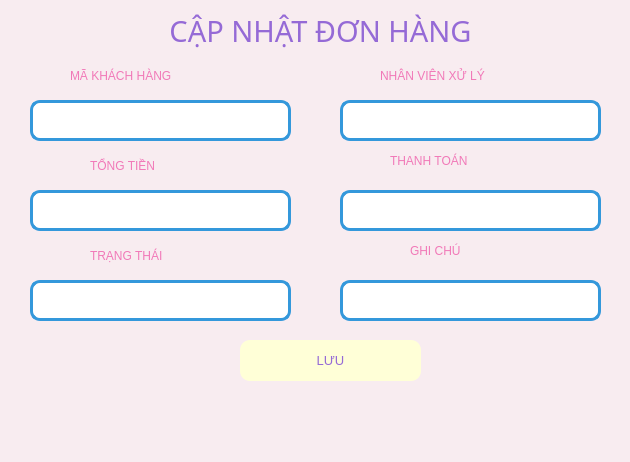
Before: the Qt Designer form Donhang/updateDH.ui in minhngoc22/Pet-Store, drawn with Qt 5.
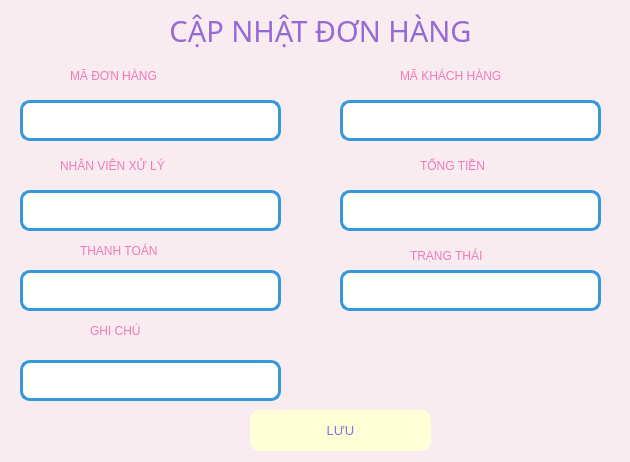
After: the same form once the commit is applied. Icons and pictures are not drawn.

```diff
--- a/Donhang/updateDH.ui
+++ b/Donhang/updateDH.ui
@@ -19,8 +19,8 @@
   <widget class="QLabel" name="label_6">
    <property name="geometry">
     <rect>
-     <x>410</x>
-     <y>240</y>
+     <x>90</x>
+     <y>320</y>
      <width>101</width>
      <height>21</height>
     </rect>
@@ -37,7 +37,7 @@
   <widget class="QTextEdit" name="txt_tongtien">
    <property name="geometry">
     <rect>
-     <x>30</x>
+     <x>340</x>
      <y>190</y>
      <width>261</width>
      <height>41</height>
@@ -52,9 +52,9 @@
   <widget class="QLabel" name="label">
    <property name="geometry">
     <rect>
-     <x>380</x>
-     <y>60</y>
-     <width>191</width>
+     <x>60</x>
+     <y>150</y>
+     <width>141</width>
      <height>31</height>
     </rect>
    </property>
@@ -70,8 +70,8 @@
   <widget class="QComboBox" name="cbo_nvxl">
    <property name="geometry">
     <rect>
-     <x>340</x>
-     <y>100</y>
+     <x>20</x>
+     <y>190</y>
      <width>261</width>
      <height>41</height>
     </rect>
@@ -103,8 +103,8 @@
   <widget class="QPushButton" name="btn_luu">
    <property name="geometry">
     <rect>
-     <x>240</x>
-     <y>340</y>
+     <x>250</x>
+     <y>410</y>
      <width>181</width>
      <height>41</height>
     </rect>
@@ -153,9 +153,9 @@
   <widget class="QLabel" name="label_4">
    <property name="geometry">
     <rect>
-     <x>90</x>
+     <x>410</x>
      <y>240</y>
-     <width>141</width>
+     <width>101</width>
      <height>31</height>
     </rect>
    </property>
@@ -171,8 +171,8 @@
   <widget class="QComboBox" name="cbo_thanhtoan">
    <property name="geometry">
     <rect>
-     <x>340</x>
-     <y>190</y>
+     <x>20</x>
+     <y>270</y>
      <width>261</width>
      <height>41</height>
     </rect>
@@ -204,9 +204,9 @@
   <widget class="QLabel" name="label_3">
    <property name="geometry">
     <rect>
-     <x>390</x>
-     <y>150</y>
-     <width>151</width>
+     <x>80</x>
+     <y>240</y>
+     <width>111</width>
      <height>21</height>
     </rect>
    </property>
@@ -222,8 +222,8 @@
   <widget class="QComboBox" name="cbo_trangthai">
    <property name="geometry">
     <rect>
-     <x>30</x>
-     <y>280</y>
+     <x>340</x>
+     <y>270</y>
      <width>261</width>
      <height>41</height>
     </rect>
@@ -255,9 +255,9 @@
   <widget class="QLabel" name="label_2">
    <property name="geometry">
     <rect>
-     <x>90</x>
+     <x>420</x>
      <y>150</y>
-     <width>121</width>
+     <width>91</width>
      <height>31</height>
     </rect>
    </property>
@@ -273,9 +273,9 @@
   <widget class="QLabel" name="label_5">
    <property name="geometry">
     <rect>
-     <x>70</x>
+     <x>400</x>
      <y>60</y>
-     <width>211</width>
+     <width>141</width>
      <height>31</height>
     </rect>
    </property>
@@ -291,7 +291,7 @@
   <widget class="QTextEdit" name="txt_maKH">
    <property name="geometry">
     <rect>
-     <x>30</x>
+     <x>340</x>
      <y>100</y>
      <width>261</width>
      <height>41</height>
@@ -306,8 +306,8 @@
   <widget class="QTextEdit" name="txt_note">
    <property name="geometry">
     <rect>
-     <x>340</x>
-     <y>280</y>
+     <x>20</x>
+     <y>360</y>
      <width>261</width>
      <height>41</height>
     </rect>
@@ -318,6 +318,39 @@
         background-color: #ffffff</string>
    </property>
   </widget>
+  <widget class="QTextEdit" name="txt_maDH">
+   <property name="geometry">
+    <rect>
+     <x>20</x>
+     <y>100</y>
+     <width>261</width>
+     <height>41</height>
+    </rect>
+   </property>
+   <property name="styleSheet">
+    <string notr="true">border-radius: 10px;
+        border: 3px solid #3498db;  /* Viền xanh dương */
+        background-color: #ffffff</string>
+   </property>
+  </widget>
+  <widget class="QLabel" name="label_7">
+   <property name="geometry">
+    <rect>
+     <x>70</x>
+     <y>60</y>
+     <width>141</width>
+     <height>31</height>
+    </rect>
+   </property>
+   <property name="styleSheet">
+    <string notr="true">font: 10pt &quot;UTM Bell&quot;;
+color: rgb(241, 121, 184);
+</string>
+   </property>
+   <property name="text">
+    <string>MÃ ĐƠN HÀNG</string>
+   </property>
+  </widget>
  </widget>
  <resources/>
  <connections/>
```
